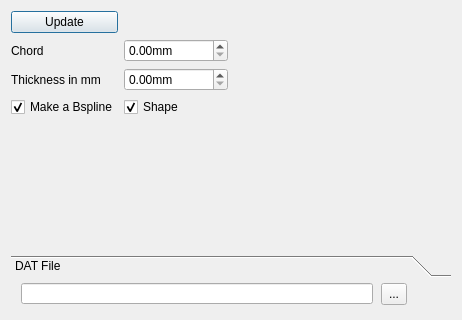
FredsFactory/FreeCAD_AirPlaneDesign, file resources/ribTaskPanel.ui: the form before one commit; both pictures show x 0 to 462 and y 0 to 320 of the 462 by 946 pixel window.
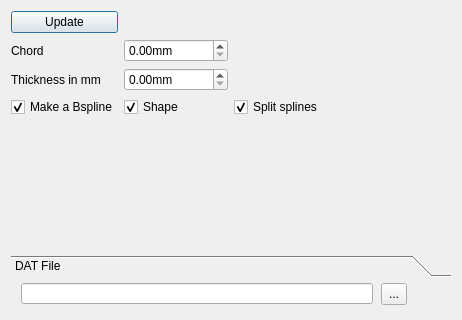
The form after the commit.

Commit message:
Integrate splitSpline in ribtaskpanel
Integrate splitSpline in ribtaskpanel,change default value to check in selectribprofil.ui

Patch:
```diff
--- a/resources/ribTaskPanel.ui
+++ b/resources/ribTaskPanel.ui
@@ -122,6 +122,19 @@
            </property>
           </spacer>
          </item>
+         <item row="3" column="2">
+          <widget class="QCheckBox" name="splitSpline">
+           <property name="toolTip">
+            <string>&lt;html&gt;&lt;head/&gt;&lt;body&gt;&lt;p&gt;If selected the spline will be splitted between the upper and lower side of the airfoil.&lt;/p&gt;&lt;/body&gt;&lt;/html&gt;</string>
+           </property>
+           <property name="text">
+            <string>Split splines</string>
+           </property>
+           <property name="checked">
+            <bool>true</bool>
+           </property>
+          </widget>
+         </item>
         </layout>
        </item>
       </layout>
```
The commit also changes 2 other files.
